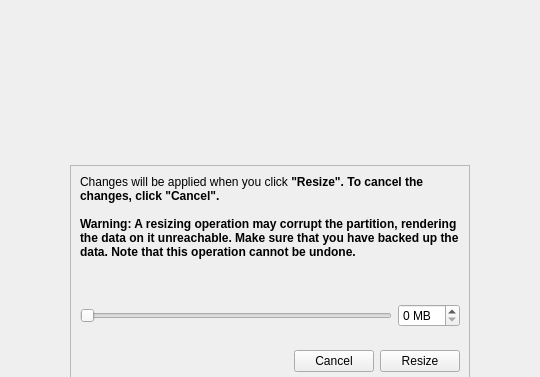
dadas45li/yali, file yali/gui/Ui/partresize.ui: the form before one commit; both pictures show x 109 to 649 and y 0 to 377 of the 758 by 547 pixel window.
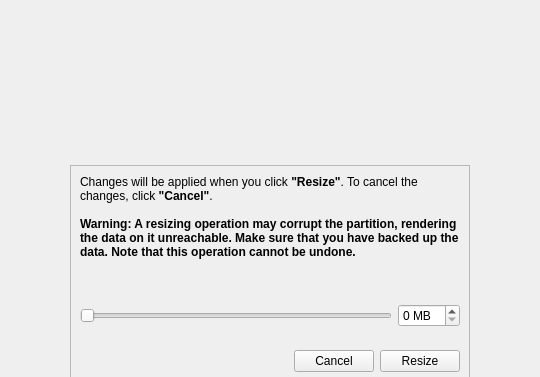
The form after the commit.

Commit message: fix richtext problem

What changed in the file:
```diff
--- a/yali/gui/Ui/partresize.ui
+++ b/yali/gui/Ui/partresize.ui
@@ -74,7 +74,7 @@
 &lt;html&gt;&lt;head&gt;&lt;meta name=&quot;qrichtext&quot; content=&quot;1&quot; /&gt;&lt;style type=&quot;text/css&quot;&gt;
 p, li { white-space: pre-wrap; }
 &lt;/style&gt;&lt;/head&gt;&lt;body style=&quot; font-family:'Sans Serif'; font-size:9pt; font-weight:400; font-style:normal;&quot;&gt;
-&lt;p style=&quot; margin-top:0px; margin-bottom:0px; margin-left:0px; margin-right:0px; -qt-block-indent:0; text-indent:0px;&quot;&gt;Changes will be applied when you click &lt;span style=&quot; font-weight:600;&quot;&gt;&amp;quot;Resize&amp;quot;. To cancel the changes, click &amp;quot;Cancel&amp;quot;. &lt;br /&gt;&lt;br /&gt;Warning: A resizing operation may corrupt the partition, rendering the data on it unreachable. Make sure that you have backed up the data. Note that this operation cannot be undone.&lt;/span&gt;&lt;/p&gt;&lt;/body&gt;&lt;/html&gt;</string>
+&lt;p style=&quot; margin-top:0px; margin-bottom:0px; margin-left:0px; margin-right:0px; -qt-block-indent:0; text-indent:0px;&quot;&gt;Changes will be applied when you click &lt;span style=&quot; font-weight:600;&quot;&gt;&amp;quot;Resize&amp;quot;&lt;/span&gt;. To cancel the changes, click &lt;span style=&quot; font-weight:600;&quot;&gt;&amp;quot;Cancel&amp;quot;&lt;/span&gt;. &lt;br /&gt;&lt;br /&gt;&lt;span style=&quot; font-weight:600;&quot;&gt;Warning: A resizing operation may corrupt the partition, rendering the data on it unreachable. Make sure that you have backed up the data. Note that this operation cannot be undone.&lt;/span&gt;&lt;/p&gt;&lt;/body&gt;&lt;/html&gt;</string>
         </property>
         <property name="textFormat">
          <enum>Qt::RichText</enum>
```
